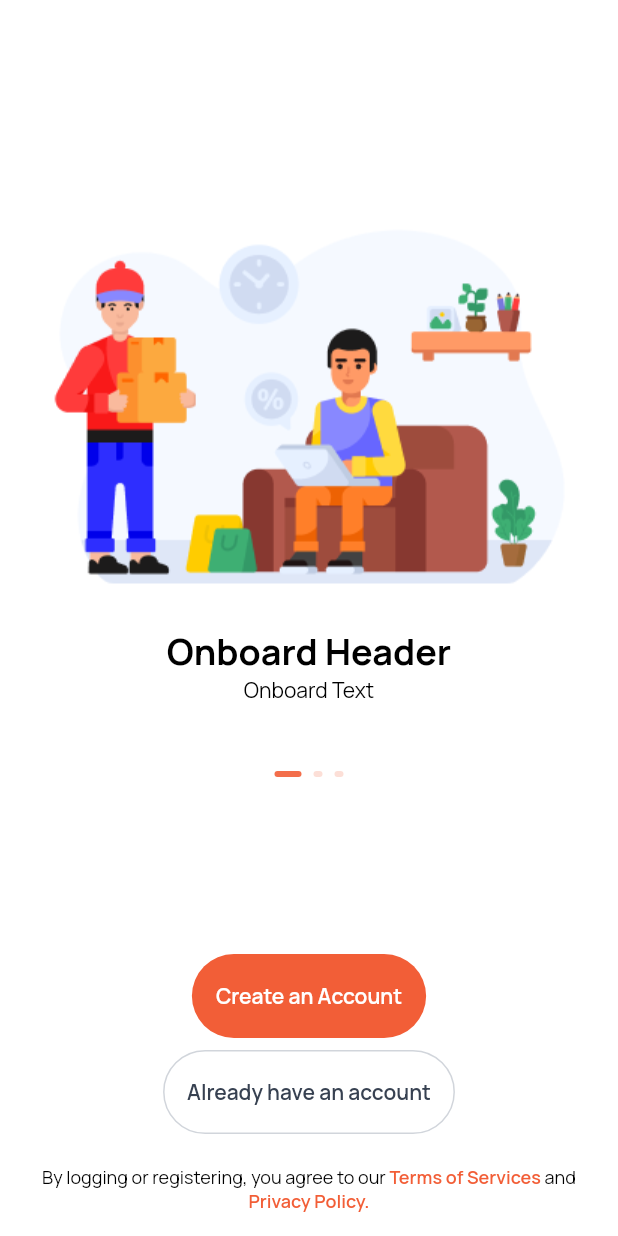
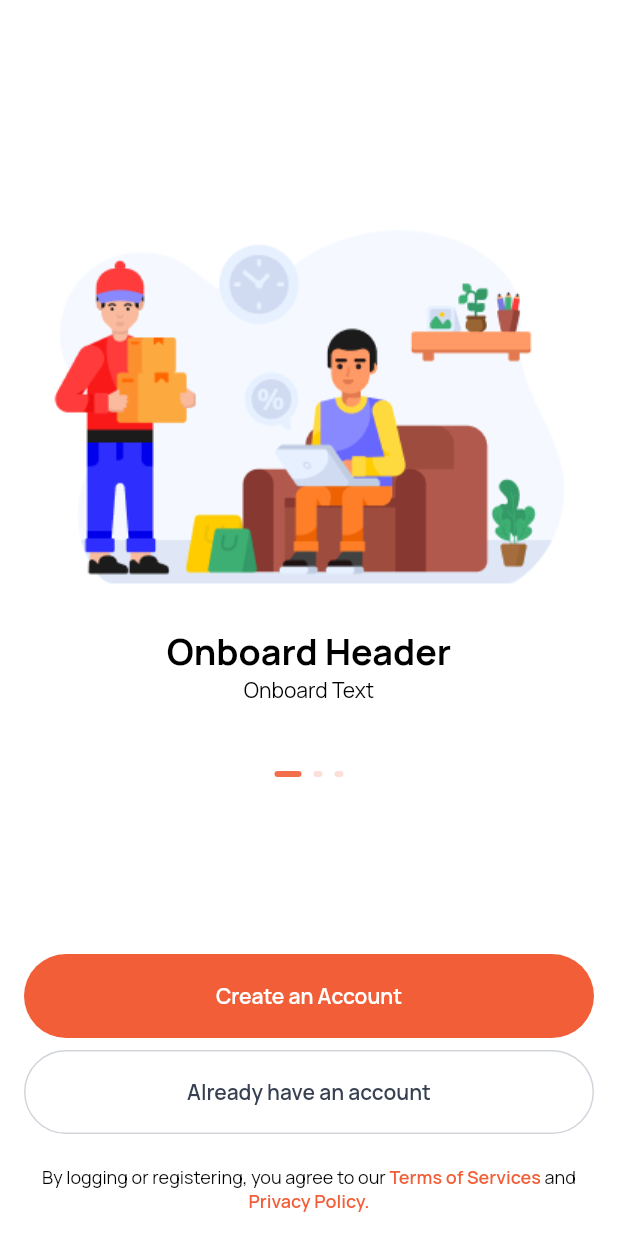
Before and after one commit to Pharoah012/Fairstores_app1, a Flutter app: the screen it shows after launch, on a phone screen of 412 x 824 dp. Run offline on Flutter 3.47's test engine with Material 2 defaults, Android fonts, the phone set to English and light mode, and no system bars; drawn by our look-alikes of carousel_slider; our stand-ins replace awesome_notifications, cached_network_image, cloud_firestore, firebase_auth, firebase_core, flutter_riverpod and 13 more; missing offline and left inert: encrypt, number_inc_dec, onesignal_flutter; accounts and stored records are empty.

```diff
--- a/lib/authentication/onboardingScreen.dart
+++ b/lib/authentication/onboardingScreen.dart
@@ -396,6 +396,7 @@ class _OnboardingScreenState extends ConsumerState<OnboardingScreen> {
       builder: (context) {
         return SizedBox(
           height: MediaQuery.of(context).size.height * 0.85,
+          child: SingleChildScrollView(
             child: Padding(
               padding: const EdgeInsets.all(20.0),
               child: Column(
@@ -676,6 +677,7 @@ class _OnboardingScreenState extends ConsumerState<OnboardingScreen> {
                   ]
               ),
             ),
+          )
         );
       },
       barrierColor: kPrimary,
@@ -699,9 +701,11 @@ class _OnboardingScreenState extends ConsumerState<OnboardingScreen> {
       context: context,
       builder: (context) => SizedBox(
         height: MediaQuery.of(context).size.height * 0.85,
+        child: SingleChildScrollView(
           child: Padding(
             padding: const EdgeInsets.all(20.0),
             child: Column(
+              mainAxisSize: MainAxisSize.min,
               children: [
               CustomText(
                 text: 'Login to your account',
@@ -988,6 +992,7 @@ class _OnboardingScreenState extends ConsumerState<OnboardingScreen> {
             ]),
           ),
         ),
+      ),
       barrierColor: kPrimary,
       shape: RoundedRectangleBorder(
         borderRadius: const BorderRadius.only(
@@ -1020,20 +1025,26 @@ class _OnboardingScreenState extends ConsumerState<OnboardingScreen> {
               sliderInfo(),
               sliderindicator(),
               Spacer(),
-              CustomButton(
+              SizedBox(
+                width: MediaQuery.of(context).size.width,
+                child: CustomButton(
                   onPressed: (){
                     showSignup();
                   },
                   text: 'Create an Account',
                   isOrange: true,
                 ),
+              ),
               SizedBox(height: 8.0,),
-              CustomButton(
+              SizedBox(
+                width: MediaQuery.of(context).size.width,
+                child: CustomButton(
                     onPressed: (){
                       showLogin();
                     },
                     text: 'Already have an account',
                     isOrange: false
+                ),
               ),
               SizedBox(height: 20,),
               RichText(
--- a/lib/food/foodDetails.dart
+++ b/lib/food/foodDetails.dart
@@ -421,7 +421,7 @@ class _FoodhomeState extends ConsumerState<FoodDetails> {
           Positioned(
             left: 0,
             right: 0,
-            bottom: 20,
+            bottom: 0,
             child: Padding(
               padding: const EdgeInsets.all(20.0),
               child: itemInCart(),
--- a/lib/mainScreens/home.dart
+++ b/lib/mainScreens/home.dart
@@ -88,6 +88,7 @@ class _HomeState extends ConsumerState<Home> {
 
   homeButtons() {
     return Column(
+      mainAxisAlignment: MainAxisAlignment.spaceBetween,
       children: [
         SizedBox(height: 20,),
         CustomHomeOption(
@@ -148,7 +149,8 @@ class _HomeState extends ConsumerState<Home> {
           && _user.username != null
           && _user.school != null
           && _user.number != null
-      ) ? SafeArea(
+      ) ? SingleChildScrollView(
+        child: SafeArea(
           child: Padding(
             padding: const EdgeInsets.symmetric(horizontal: 20.0),
             child: Column(
@@ -172,6 +174,7 @@ class _HomeState extends ConsumerState<Home> {
               ]
             ),
           ),
+        ),
       ) : SizedBox.shrink(),
     );
   }
--- a/lib/widgets/customErrorWidget.dart
+++ b/lib/widgets/customErrorWidget.dart
@@ -23,13 +23,16 @@ class CustomError extends StatelessWidget {
         text: errorMessage,
       ),
       actions: [
-        CustomButton(
+        SizedBox(
+          width: MediaQuery.of(context).size.width,
+          child: CustomButton(
             isOrange: true,
             text: "Okay",
             onPressed: (){
               oneRemove == true ? null : Navigator.of(context).pop();
               Navigator.of(context).pop();
             },
+          ),
         )
       ],
     );
```
Also changed, not shown: lib/food/foodSideOptions.dart (+6 -3 lines), lib/widgets/cartItem.dart (+6 -4 lines), lib/widgets/quantityButton.dart (+7 -24 lines). Lines whose indentation alone changed are shown as unchanged.
